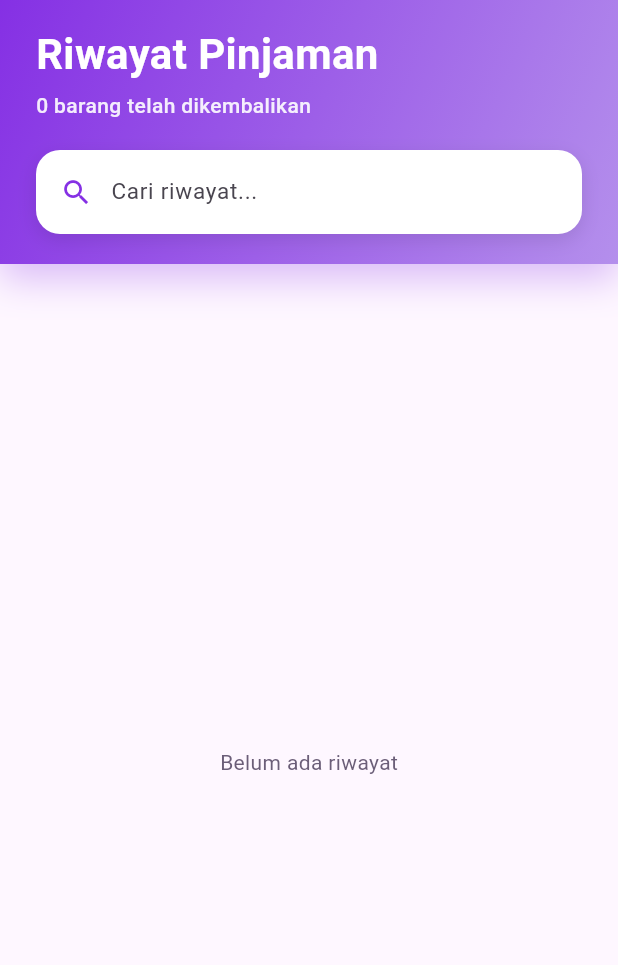
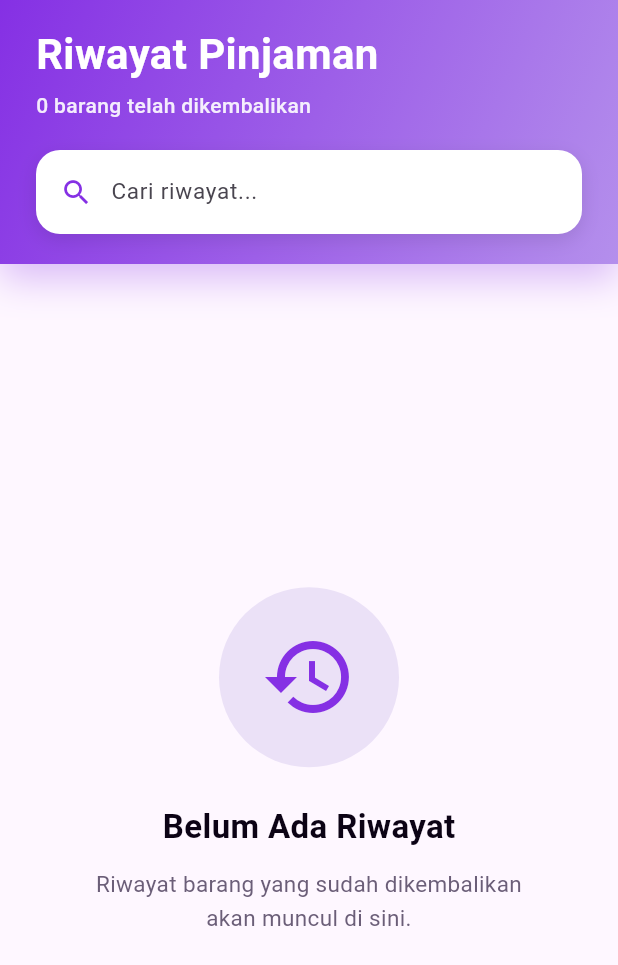
Before and after one commit to Nyot-Nyot/pinjam-in, a Flutter app: the HistoryScreen widget shown alone on an empty page, opened directly with empty values, on a phone screen of 412 x 824 dp. Shown: the top 965 px of the screen. Run offline on Flutter 3.47's test engine with Material 3 defaults, Android fonts, the light colour scheme and no system bars; our stand-ins replace file_picker, flutter_contacts, flutter_dotenv, flutter_svg, google_fonts, image_picker and 2 more; accounts and stored records are empty; Roboto replaces fonts that are missing (Arimo).

Commit message:
Add empty state UI for home and history screens with consistent design

```diff
--- a/lib/screens/history_screen.dart
+++ b/lib/screens/history_screen.dart
@@ -176,18 +176,56 @@ class _HistoryScreenState extends State<HistoryScreen> {
 
         const SizedBox(height: 16.0),
 
-        // List area
+        // List area or empty state
         Expanded(
-          child: Padding(
-            padding: const EdgeInsets.symmetric(horizontal: 24.0),
-            child: filtered.isEmpty
-                ? Center(
-                    child: Text(
-                      'Belum ada riwayat',
-                      style: GoogleFonts.arimo(color: const Color(0xFF6B5E78)),
+          child: filtered.isEmpty
+              ? Center(
+                  child: Padding(
+                    padding: const EdgeInsets.all(32.0),
+                    child: Column(
+                      mainAxisAlignment: MainAxisAlignment.center,
+                      children: [
+                        Container(
+                          width: 120,
+                          height: 120,
+                          decoration: BoxDecoration(
+                            color: const Color(0xFFEBE1F7),
+                            borderRadius: BorderRadius.circular(60),
+                          ),
+                          child: const Icon(
+                            Icons.history_outlined,
+                            size: 64,
+                            color: Color(0xFF8530E4),
+                          ),
+                        ),
+                        const SizedBox(height: 24),
+                        Text(
+                          'Belum Ada Riwayat',
+                          style: GoogleFonts.arimo(
+                            fontSize: 22,
+                            fontWeight: FontWeight.w700,
+                            color: const Color(0xFF0C0315),
+                          ),
+                        ),
+                        const SizedBox(height: 12),
+                        Text(
+                          _query.isEmpty
+                              ? 'Riwayat barang yang sudah dikembalikan\nakan muncul di sini.'
+                              : 'Tidak ada riwayat yang cocok\ndengan pencarian Anda.',
+                          textAlign: TextAlign.center,
+                          style: GoogleFonts.arimo(
+                            fontSize: 15,
+                            color: const Color(0xFF6B5E78),
+                            height: 1.5,
+                          ),
+                        ),
+                      ],
                     ),
-                  )
-                : ListView.separated(
+                  ),
+                )
+              : Padding(
+                  padding: const EdgeInsets.symmetric(horizontal: 24.0),
+                  child: ListView.separated(
                     padding: const EdgeInsets.only(top: 8.0, bottom: 24.0),
                     itemCount: filtered.length,
                     separatorBuilder: (_, __) => const SizedBox(height: 12.0),
@@ -202,7 +240,7 @@ class _HistoryScreenState extends State<HistoryScreen> {
                       );
                     },
                   ),
-          ),
+                ),
         ),
       ],
     );
```
Also changed, not shown: lib/screens/home_screen.dart (+81 -2 lines).
